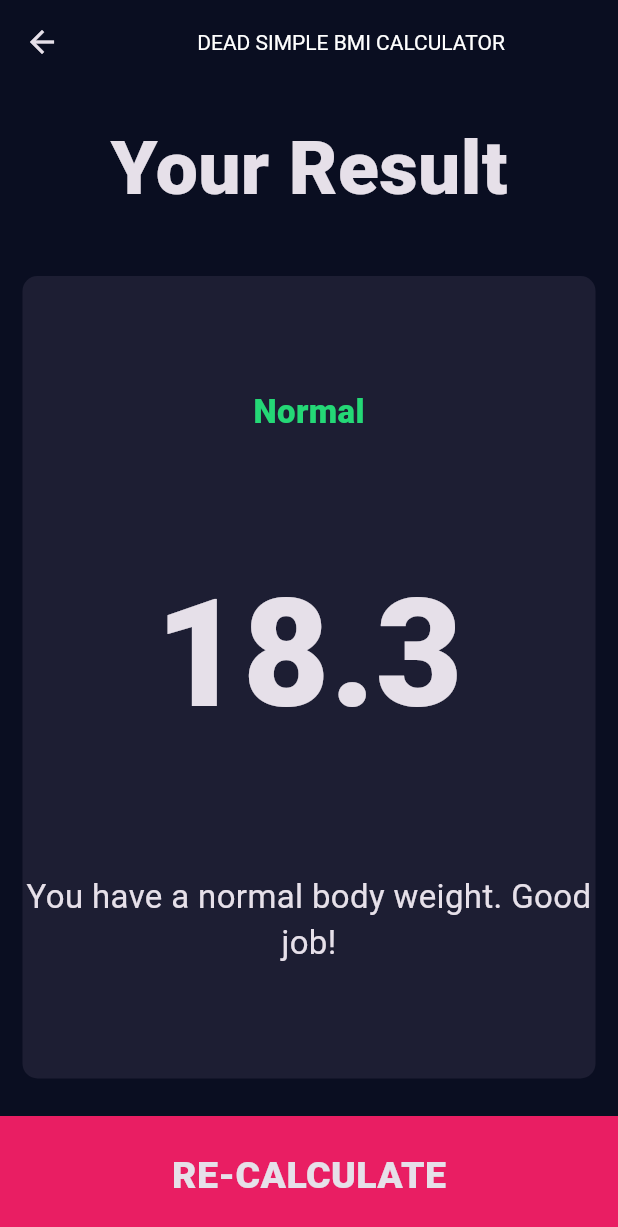
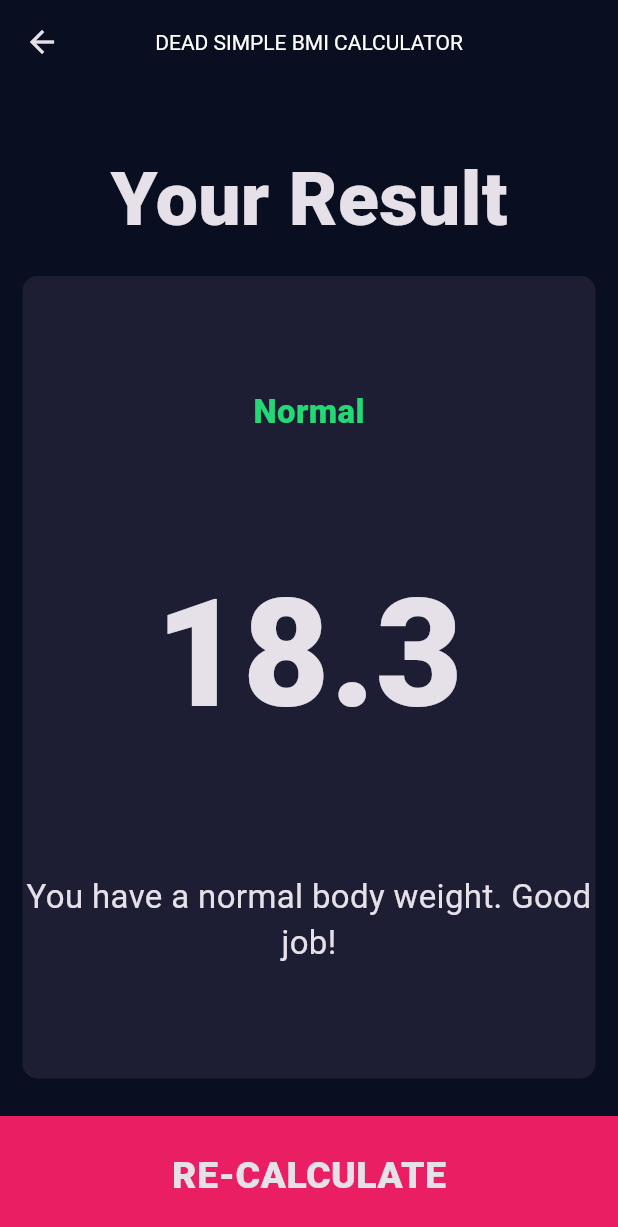
Before and after one commit to tnt-exe/bmi_cal, a Flutter app: the screen it shows after launch, after a tap on "CALCULATE", on a phone screen of 412 x 824 dp. Shown: the top 1227 px of the screen. Run offline on Flutter 3.47's test engine with Material 3 defaults, Android fonts, the phone set to English and light mode, and no system bars; our stand-ins replace font_awesome_flutter.

Commit message:
refactor: small adjustment on ui

```diff
--- a/lib/screens/home.dart
+++ b/lib/screens/home.dart
@@ -28,9 +28,8 @@ class _HomePageState extends State<HomePage> {
   Widget build(BuildContext context) {
     return Scaffold(
       appBar: AppBar(
-        title: const Center(
-          child: Text("DEAD SIMPLE BMI CALCULATOR"),
-        ),
+        title: const Text("DEAD SIMPLE BMI CALCULATOR"),
+        centerTitle: true,
       ),
       body: Column(
         crossAxisAlignment: CrossAxisAlignment.stretch,
--- a/lib/screens/results.dart
+++ b/lib/screens/results.dart
@@ -10,17 +10,18 @@ class ResultsPage extends StatelessWidget {
   Widget build(BuildContext context) {
     return Scaffold(
       appBar: AppBar(
-        title: const Center(
-          child: Text('DEAD SIMPLE BMI CALCULATOR'),
-        ),
+        title: const Text('DEAD SIMPLE BMI CALCULATOR'),
+        centerTitle: true,
       ),
       body: Column(
         mainAxisAlignment: MainAxisAlignment.spaceEvenly,
         crossAxisAlignment: CrossAxisAlignment.stretch,
         children: [
-          const Expanded(
-            child: Center(
-              child: Text(
+          Expanded(
+            child: Container(
+              padding: const EdgeInsets.only(top: 10),
+              alignment: Alignment.bottomCenter,
+              child: const Text(
                 "Your Result",
                 style: kTitleTextStyle,
               ),
```
